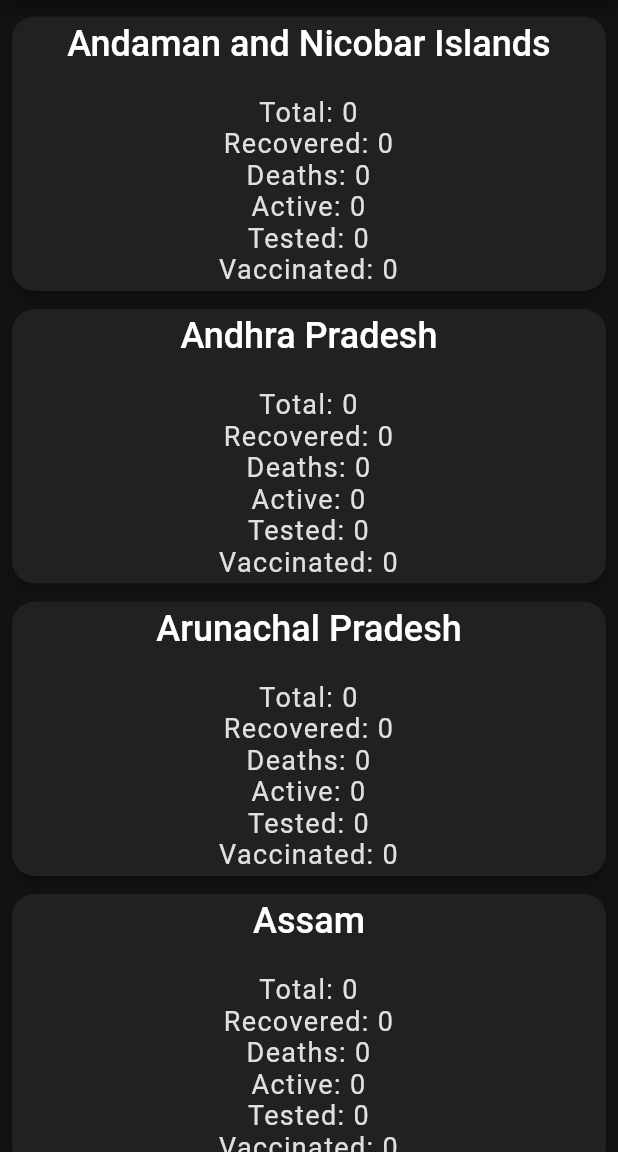
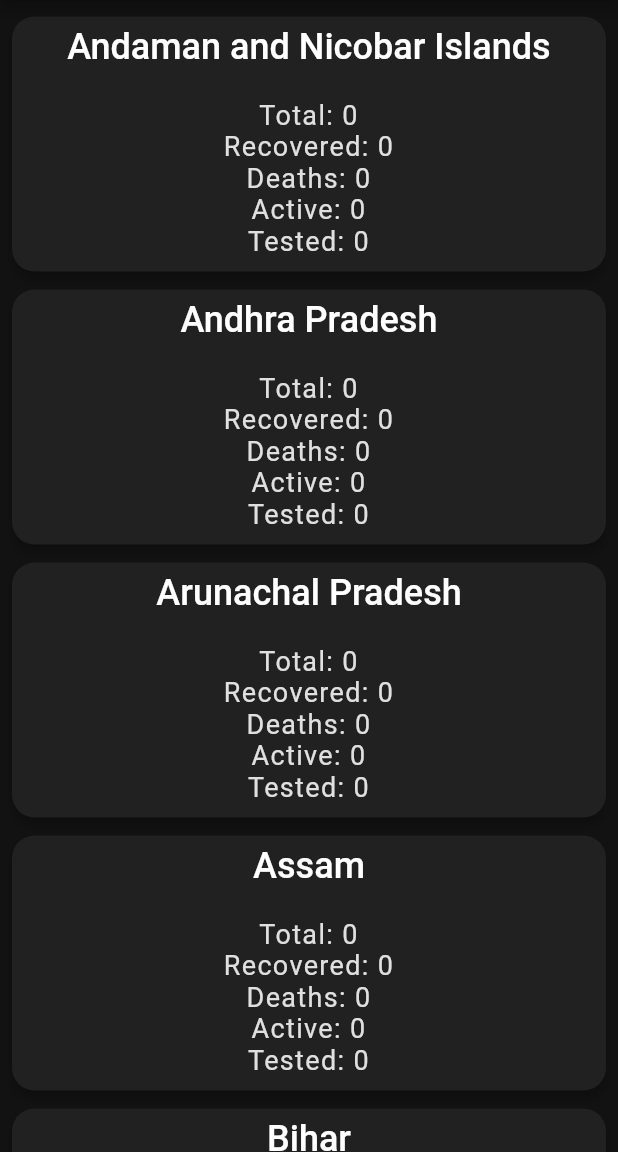
Before and after one commit to rounakb10/covid19_india_flutter, a Flutter app: the HomeScreen screen opened directly with empty values, on a phone screen of 412 x 824 dp, the part 84-1236 px from its top. Run offline on Flutter 3.47's test engine with Material 2 defaults, Android fonts, the phone set to English and light mode, and no system bars; drawn by our look-alikes of liquid_pull_to_refresh; our stand-ins replace flutter_spinkit, flutter_staggered_animations, shared_preferences; missing offline and left inert: morpheus, shared_preferences_web; accounts and stored records are empty; network calls fail; statements that could not run were skipped.

Commit message:
june 2021

```diff
--- a/lib/Screens/home_screen.dart
+++ b/lib/Screens/home_screen.dart
@@ -117,7 +117,7 @@ class _HomeScreenState extends State<HomeScreen> {
       overall[2] = allData['TT']['total']['deceased'].toDouble().toInt();
       overall[3] = overall[0] - overall[1] - overall[2];
       overall[4] = allData['TT']['total']['tested'].toDouble().toInt();
-      overall[5] = allData['TT']['total']['vaccinated'].toDouble().toInt();
+      // overall[5] = allData['TT']['total']['vaccinated'].toDouble().toInt();
 
       daily[0] = allData['TT']['delta']['confirmed'].toDouble().toInt();
       daily[1] = allData['TT']['delta']['recovered'].toDouble().toInt();
@@ -243,6 +243,7 @@ class _HomeScreenState extends State<HomeScreen> {
                             : EdgeInsets.symmetric(
                                 horizontal: 8.0, vertical: 6.0),
                     child: ListTile(
+                      contentPadding: EdgeInsets.fromLTRB(0, 2, 0, 6),
                       onTap: () {
 //                        Scaffold.of(context).showSnackBar(
 //                          SnackBar(
@@ -295,9 +296,7 @@ class _HomeScreenState extends State<HomeScreen> {
                                 .toString() +
                             getDelta('active', index) +
                             '\nTested: ' +
-                            tested[index].toString() +
-                            '\nVaccinated: ' +
-                            vaccinated[index].toString(),
+                            tested[index].toString(),
                         style: TextStyle(
                           fontSize: 18,
                           color: subtitleText,
--- a/pubspec.yaml
+++ b/pubspec.yaml
@@ -2,7 +2,7 @@ name: covidindiaflutter
 description: A new Flutter application.
 
 publish_to: 'none'
-version: 1.1.8+18
+version: 1.1.9+19
 
 environment:
   sdk: ">=2.7.0 <3.0.0"
```
Also changed, not shown: 1 other file.
